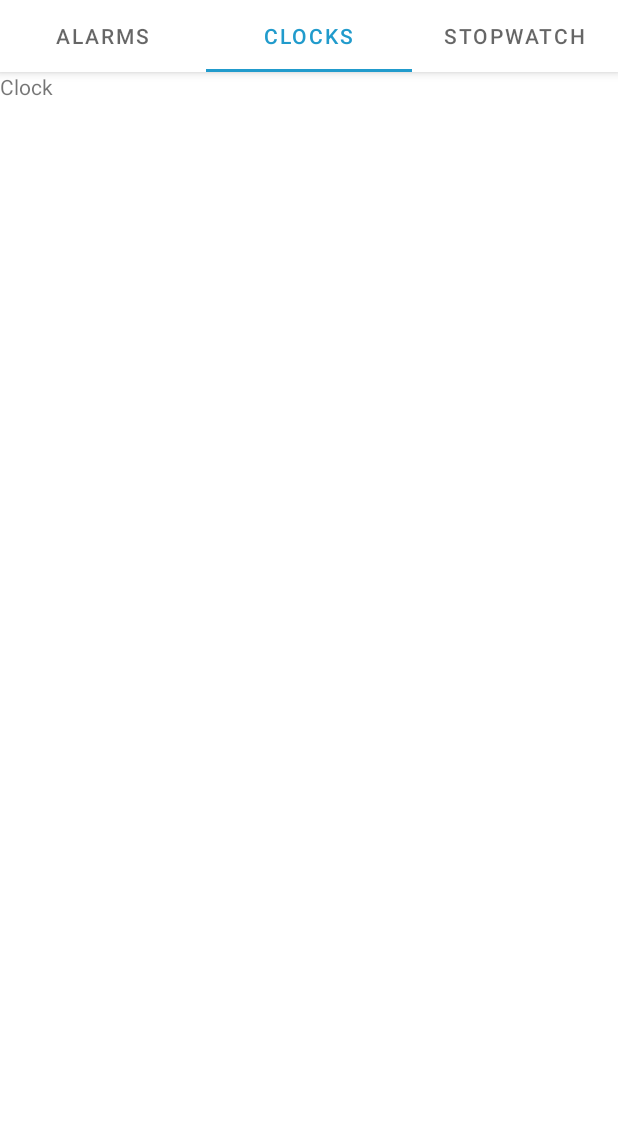
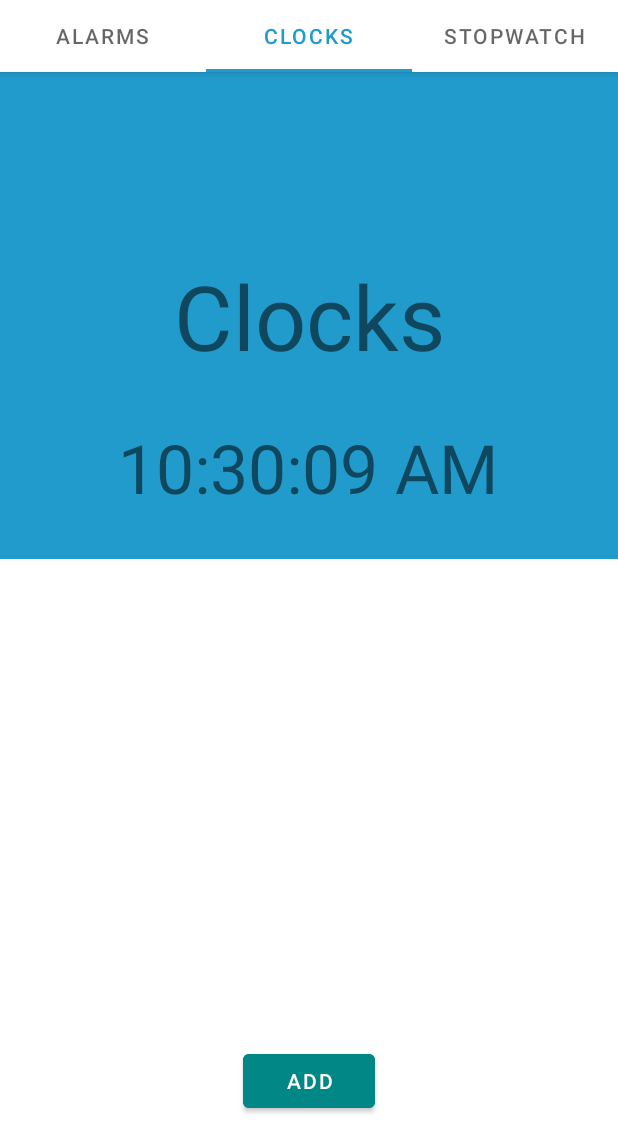
Before and after one commit to Noname3123/InTime, an Android app: the screen it shows after launch (MainActivity), tab 2 chosen, on a phone screen of 412 x 824 dp, the part 89-1236 px from its top. Run offline under Robolectric (Android 15) with nearby library versions, the phone set to English and light mode, and no system bars.

Commit message:
Made alarm edit activity, implemented activity with the "add" button in main activity, added clocks tab (to edit design later). Preparations for database. Added clock tab with functioning local clock.

```diff
--- a/app/src/main/java/com/jakupovic/intime/fragments/ClockFragment.java
+++ b/app/src/main/java/com/jakupovic/intime/fragments/ClockFragment.java
@@ -8,15 +8,24 @@ import androidx.annotation.NonNull;
 import androidx.annotation.Nullable;
 import androidx.fragment.app.Fragment;
 
+import android.os.Handler;
 import android.view.LayoutInflater;
 import android.view.View;
 import android.view.ViewGroup;
+import android.widget.TextView;
 
 import com.jakupovic.intime.R;
+
+import java.text.DateFormat;
+import java.util.Date;
+import java.util.GregorianCalendar;
+import java.util.Locale;
 
 public class ClockFragment extends Fragment {
 
     private ClockViewModel mViewModel;
+    private TextView localClock;
+    private int clockUpdateInterval=1000; //clock update interval in ms
 
     public static ClockFragment newInstance() {
         return new ClockFragment();
@@ -25,14 +34,49 @@ public class ClockFragment extends Fragment {
     @Override
     public View onCreateView(@NonNull LayoutInflater inflater, @Nullable ViewGroup container,
                              @Nullable Bundle savedInstanceState) {
-        return inflater.inflate(R.layout.fragment_clock, container, false);
+        View fragment= (View) inflater.inflate(R.layout.fragment_clock, container, false); //inflate fragment
+        localClock=fragment.findViewById(R.id.ClockLocalTime);
+        runClock();
+        return fragment;
     }
 
     @Override
     public void onActivityCreated(@Nullable Bundle savedInstanceState) {
         super.onActivityCreated(savedInstanceState);
         mViewModel = new ViewModelProvider(this).get(ClockViewModel.class);
-        // TODO: Use the ViewModel
+    }
+
+    /**this method takes the date object stored in clock view model and formats its time entry
+     * @params none
+     * @return String
+     * */
+    String calculateClockFormat(){
+
+        return DateFormat.getTimeInstance(DateFormat.DEFAULT, Locale.getDefault()).format(mViewModel.getClockData().getValue().time);
+    }
+
+    /**
+     * This method is responsible for checking time when the clock activity runs, it is called constantly, since the activity created in onCreate and it will call itself every clock update interval to update the clock
+     * @params
+     * @return void
+     * */
+    private void runClock(){
+
+
+        //Handler
+        final Handler handler=new Handler();
+        handler.post(new Runnable() {
+            @Override
+            public void run() {
+
+
+                mViewModel.getClockData().getValue().time = new GregorianCalendar().getTime();
+                localClock.setText(calculateClockFormat());
+
+                handler.postDelayed(this, clockUpdateInterval);
+            }
+
+        });
     }
 
 }
--- /dev/null
+++ b/app/src/main/java/com/jakupovic/intime/fragments/ClockLocalData.java
@@ -0,0 +1,14 @@
+package com.jakupovic.intime.fragments;
+
+import java.util.Date;
+import java.util.GregorianCalendar;
+
+/**
+ * class in the clock view model which contains the ref to the calendar and seconds (time)
+ * */
+public class ClockLocalData {
+//public GregorianCalendar calendarRef; //TODO: calendar which supports timezones, probably will remain unused here and used only wtih custom clocks saved inside of database
+public Date time;
+
+
+}
--- a/app/src/main/java/com/jakupovic/intime/fragments/ClockViewModel.java
+++ b/app/src/main/java/com/jakupovic/intime/fragments/ClockViewModel.java
@@ -1,7 +1,13 @@
 package com.jakupovic.intime.fragments;
 
+import androidx.lifecycle.LiveData;
+import androidx.lifecycle.MutableLiveData;
 import androidx.lifecycle.ViewModel;
 
 public class ClockViewModel extends ViewModel {
-    // TODO: Implement the ViewModel
+    private  final MutableLiveData<ClockLocalData> clockData= new MutableLiveData(new ClockLocalData());
+    /**method returns data from the stopwatch viewmodel*/
+    public LiveData<ClockLocalData> getClockData (){
+        return clockData;
+    }
 }
--- a/app/src/main/java/com/jakupovic/intime/fragments/FragmentStopwatch.java
+++ b/app/src/main/java/com/jakupovic/intime/fragments/FragmentStopwatch.java
@@ -39,7 +39,7 @@ public class FragmentStopwatch extends Fragment {
     public View onCreateView(@NonNull LayoutInflater inflater, @Nullable ViewGroup container,
                              @Nullable Bundle savedInstanceState) {
         View fragment= (View) inflater.inflate(R.layout.fragment_fragment_stopwatch, container, false); //inflate fragment
-        stopwatchText= (TextView) fragment.findViewById(R.id.StopwatchTime);
+        stopwatchText= (TextView) fragment.findViewById(R.id.ClockLocalTime);
         lapDataTextView = (TextView) fragment.findViewById(R.id.lapsData);
         buttonStart =(Button) fragment.findViewById(R.id.buttonStart);
         buttonStop =(Button) fragment.findViewById(R.id.buttonStop);
--- a/app/src/main/res/layout/fragment_clock.xml
+++ b/app/src/main/res/layout/fragment_clock.xml
@@ -1,14 +1,93 @@
 <?xml version="1.0" encoding="utf-8"?>
-<FrameLayout xmlns:android="http://schemas.android.com/apk/res/android"
+<androidx.constraintlayout.widget.ConstraintLayout xmlns:android="http://schemas.android.com/apk/res/android"
+    xmlns:app="http://schemas.android.com/apk/res-auto"
     xmlns:tools="http://schemas.android.com/tools"
+    android:id="@+id/frameLayout"
     android:layout_width="match_parent"
     android:layout_height="match_parent"
-    tools:context=".fragments.ClockFragment">
+    tools:context=".fragments.FragmentAlarm">
+
+    <View
+        android:id="@+id/TitleView"
+        android:layout_width="0dp"
+        android:layout_height="0dp"
+        android:background="#219BCC"
+        app:layout_constraintBottom_toTopOf="@+id/scrollviewHolder"
+        app:layout_constraintEnd_toEndOf="parent"
+        app:layout_constraintStart_toStartOf="parent"
+        app:layout_constraintTop_toTopOf="parent" />
 
     <TextView
-        android:id="@+id/textView"
+        android:id="@+id/FragmentTitle"
         android:layout_width="wrap_content"
         android:layout_height="wrap_content"
-        android:text="Clock" />
+        android:autoSizeTextType="uniform"
+        android:text="@string/ClockFragmentTitle"
+        android:textAlignment="center"
+        android:textSize="60sp"
+        app:layout_constraintBottom_toBottomOf="@+id/TitleView"
+        app:layout_constraintEnd_toEndOf="parent"
+        app:layout_constraintStart_toStartOf="parent"
+        app:layout_constraintTop_toTopOf="@+id/TitleView" />
 
-</FrameLayout>
+    <TextView
+        android:id="@+id/ClockLocalTime"
+        android:layout_width="wrap_content"
+        android:layout_height="wrap_content"
+        android:autoSizeTextType="uniform"
+        android:text="@string/ClockTimeFormat"
+        android:textAlignment="center"
+        android:textSize="45sp"
+        app:layout_constraintBottom_toBottomOf="@+id/TitleView"
+        app:layout_constraintEnd_toEndOf="parent"
+        app:layout_constraintHorizontal_bias="0.497"
+        app:layout_constraintStart_toStartOf="parent"
+        app:layout_constraintTop_toBottomOf="@+id/FragmentTitle" />
+
+    <androidx.constraintlayout.widget.ConstraintLayout
+        android:id="@+id/scrollviewHolder"
+        android:layout_width="0dp"
+        android:layout_height="0dp"
+        android:layout_marginStart="16dp"
+        android:layout_marginEnd="16dp"
+        app:layout_constraintBottom_toTopOf="@+id/buttonAddAlarm"
+        app:layout_constraintEnd_toEndOf="parent"
+        app:layout_constraintHorizontal_bias="0.0"
+        app:layout_constraintStart_toStartOf="parent"
+        app:layout_constraintTop_toBottomOf="@+id/TitleView"
+        app:layout_constraintVertical_bias="0.107" >
+
+        <ScrollView
+            android:layout_width="match_parent"
+            android:layout_height="match_parent"
+            app:layout_constraintBottom_toBottomOf="parent"
+            app:layout_constraintEnd_toEndOf="parent"
+            app:layout_constraintStart_toStartOf="parent"
+            app:layout_constraintTop_toTopOf="parent">
+
+            <LinearLayout
+                android:id="@+id/AlarmCardList"
+                android:layout_width="match_parent"
+                android:layout_height="wrap_content"
+                android:orientation="vertical">
+
+
+            </LinearLayout>
+        </ScrollView>
+
+    </androidx.constraintlayout.widget.ConstraintLayout>
+
+    <Button
+        android:id="@+id/buttonAddAlarm"
+        android:layout_width="wrap_content"
+        android:layout_height="wrap_content"
+        android:layout_marginStart="30dp"
+        android:layout_marginEnd="30dp"
+        android:layout_marginBottom="20dp"
+        android:backgroundTint="@color/design_default_color_secondary_variant"
+        android:text="@string/AlarmAddButton"
+        app:layout_constraintBottom_toBottomOf="parent"
+        app:layout_constraintEnd_toEndOf="parent"
+        app:layout_constraintStart_toStartOf="parent" />
+
+</androidx.constraintlayout.widget.ConstraintLayout>
--- a/app/src/main/res/layout/fragment_fragment_stopwatch.xml
+++ b/app/src/main/res/layout/fragment_fragment_stopwatch.xml
@@ -32,7 +32,7 @@
         app:layout_constraintTop_toTopOf="@+id/view" />
 
     <TextView
-        android:id="@+id/StopwatchTime"
+        android:id="@+id/ClockLocalTime"
         android:layout_width="wrap_content"
         android:layout_height="wrap_content"
         android:layout_marginTop="1dp"
--- a/app/src/main/res/values/strings.xml
+++ b/app/src/main/res/values/strings.xml
@@ -26,6 +26,8 @@
     <string name="alarmTitleInputFieldText">Write alarm title</string>
     <string name="alarmDescInputFieldText">Write alarm description</string>
     <string name="alarmTimeInputField">Write activation time</string>
+    <string name="ClockFragmentTitle">Clocks</string>
+    <string name="ClockTimeFormat">00:00</string>
     <string-array name="SpinnerTimezone">
         <item> Default timezone (example) </item>
         <item> New York Time (example)</item>
```
